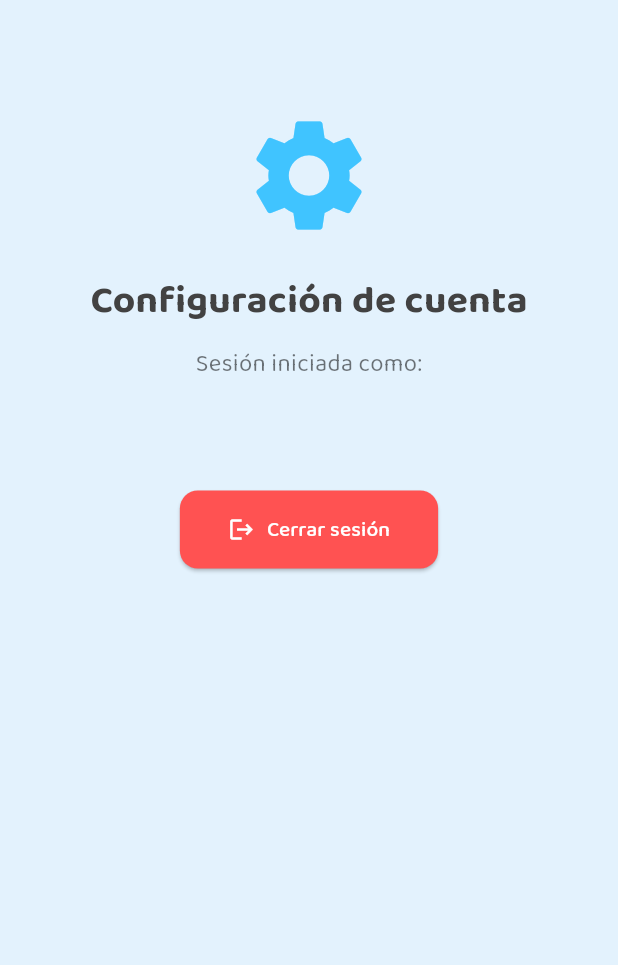
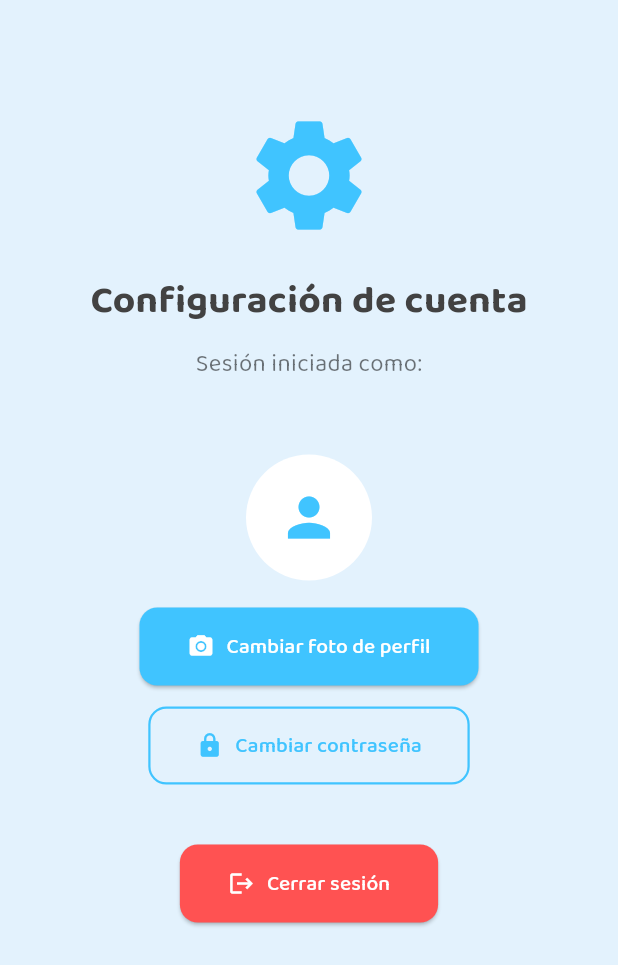
Before and after one commit to victor022002/-prende-, a Flutter app: the SettingsScreen screen opened directly, on a phone screen of 412 x 824 dp. Shown: the top 965 px of the screen. Run offline on Flutter 3.47's test engine with Material 3 defaults, Android fonts, the phone set to English and light mode, and no system bars; our stand-ins replace audioplayers, cloud_firestore, firebase_auth, firebase_core, firebase_storage, flutter_tts and 4 more; accounts and stored records are empty.

Commit message:
configuracion de usuario
se crea la instancia de cambio de contraseña y agregar foto de perfil

```diff
--- a/lib/screens/settings_screen.dart
+++ b/lib/screens/settings_screen.dart
@@ -1,37 +1,142 @@
+import 'dart:io';
+
 import 'package:flutter/material.dart';
 import 'package:firebase_auth/firebase_auth.dart';
+import 'package:image_picker/image_picker.dart';
+import 'package:path/path.dart' as p;
+import 'package:path_provider/path_provider.dart';
+
+import '../services/database_service.dart';
 import 'login_screen.dart';
+import 'change_password_screen.dart';
 
-class SettingsScreen extends StatelessWidget {
+class SettingsScreen extends StatefulWidget {
   const SettingsScreen({super.key});
 
-  Future<void> _logout(BuildContext context) async {
+  @override
+  State<SettingsScreen> createState() => _SettingsScreenState();
+}
+
+class _SettingsScreenState extends State<SettingsScreen> {
+  final FirebaseAuth _auth = FirebaseAuth.instance;
+  final ImagePicker _picker = ImagePicker();
+
+  User? _user;
+  String? _fotoUrl; // ruta local o URL remota
+  bool _busy = false;
+
+  @override
+  void initState() {
+    super.initState();
+    _user = _auth.currentUser;
+    _fotoUrl = _user?.photoURL;
+    _loadOfflineProfile();
+  }
+
+  Future<void> _loadOfflineProfile() async {
+    final user = _user;
+    if (user == null) return;
+
+    final cached = await DatabaseService.instance.getUserProfile(user.uid);
+    final cachedUrl = cached?['foto_url'] as String?;
+    if (!mounted) return;
+
+    if ((_fotoUrl == null || _fotoUrl!.isEmpty) &&
+        cachedUrl != null &&
+        cachedUrl.isNotEmpty) {
+      setState(() => _fotoUrl = cachedUrl);
+    }
+  }
+
+  Future<void> _logout() async {
     try {
-      await FirebaseAuth.instance.signOut();
-      if (context.mounted) {
+      setState(() => _busy = true);
+      await _auth.signOut();
+
+      if (!mounted) return;
       Navigator.pushAndRemoveUntil(
         context,
         MaterialPageRoute(builder: (_) => const LoginScreen()),
         (route) => false,
       );
-      }
     } catch (e) {
-      if (context.mounted) {
+      if (!mounted) return;
       ScaffoldMessenger.of(context).showSnackBar(
         SnackBar(content: Text("Error al cerrar sesión: $e")),
       );
+    } finally {
+      if (mounted) setState(() => _busy = false);
     }
   }
+
+  Future<void> _changeProfilePhoto() async {
+    final user = _auth.currentUser;
+    if (user == null) return;
+
+    try {
+      final picked = await _picker.pickImage(
+        source: ImageSource.gallery,
+        imageQuality: 85,
+        maxWidth: 1024,
+      );
+      if (picked == null) return;
+
+      setState(() => _busy = true);
+
+      final appDir = await getApplicationDocumentsDirectory();
+      final fileName = 'profile_${user.uid}${p.extension(picked.path)}';
+      final localPath = p.join(appDir.path, fileName);
+
+      await File(picked.path).copy(localPath);
+
+      await DatabaseService.instance.upsertUserProfile(
+        uid: user.uid,
+        email: user.email ?? '',
+        fotoUrl: localPath,
+      );
+
+      if (!mounted) return;
+      setState(() {
+        _fotoUrl = localPath;
+      });
+
+      ScaffoldMessenger.of(context).showSnackBar(
+        const SnackBar(content: Text("Foto de perfil actualizada")),
+      );
+    } catch (e) {
+      if (!mounted) return;
+      ScaffoldMessenger.of(context).showSnackBar(
+        SnackBar(content: Text("No se pudo actualizar la foto: $e")),
+      );
+    } finally {
+      if (mounted) setState(() => _busy = false);
+    }
+  }
+
+  Future<void> _goToChangePasswordScreen() async {
+    await Navigator.push(
+      context,
+      MaterialPageRoute(
+        builder: (_) => const ChangePasswordScreen(),
+      ),
+    );
   }
 
   @override
   Widget build(BuildContext context) {
-    final user = FirebaseAuth.instance.currentUser;
+    final user = _user;
+
+    ImageProvider? avatarImage;
+    if (_fotoUrl != null && _fotoUrl!.isNotEmpty) {
+      if (_fotoUrl!.startsWith('http')) {
+        avatarImage = NetworkImage(_fotoUrl!);
+      } else {
+        avatarImage = FileImage(File(_fotoUrl!));
+      }
+    }
 
     return Scaffold(
       backgroundColor: Colors.blue.shade50,
-
-      // 🔥 FIX: evita overflow + notch
       body: SafeArea(
         child: SingleChildScrollView(
           padding: const EdgeInsets.all(32.0),
@@ -42,12 +147,12 @@
                 mainAxisAlignment: MainAxisAlignment.center,
                 children: [
                   const SizedBox(height: 40),
-
-                  const Icon(Icons.settings,
-                      size: 90, color: Colors.lightBlueAccent),
-
+                  const Icon(
+                    Icons.settings,
+                    size: 90,
+                    color: Colors.lightBlueAccent,
+                  ),
                   const SizedBox(height: 20),
-
                   Text(
                     "Configuración de cuenta",
                     style: TextStyle(
@@ -56,34 +161,88 @@
                       color: Colors.grey.shade800,
                     ),
                   ),
-
                   const SizedBox(height: 12),
-
                   Text(
                     user != null
                         ? "Sesión iniciada como:\n${user.email}"
                         : "Usuario no identificado",
                     textAlign: TextAlign.center,
-                    style: const TextStyle(fontSize: 16, color: Colors.black54),
+                    style: const TextStyle(
+                      fontSize: 16,
+                      color: Colors.black54,
                     ),
-
-                  const SizedBox(height: 50),
-
+                  ),
+                  const SizedBox(height: 26),
+                  CircleAvatar(
+                    radius: 42,
+                    backgroundColor: Colors.white,
+                    backgroundImage: avatarImage,
+                    child: avatarImage == null
+                        ? const Icon(
+                            Icons.person,
+                            size: 42,
+                            color: Colors.lightBlueAccent,
+                          )
+                        : null,
+                  ),
+                  const SizedBox(height: 18),
+                  ElevatedButton.icon(
+                    icon: const Icon(Icons.photo_camera),
+                    label: Text(
+                      _busy ? "Procesando..." : "Cambiar foto de perfil",
+                    ),
+                    style: ElevatedButton.styleFrom(
+                      backgroundColor: Colors.lightBlueAccent,
+                      foregroundColor: Colors.white,
+                      padding: const EdgeInsets.symmetric(
+                        horizontal: 32,
+                        vertical: 16,
+                      ),
+                      shape: RoundedRectangleBorder(
+                        borderRadius: BorderRadius.circular(12),
+                      ),
+                    ),
+                    onPressed: _busy ? null : _changeProfilePhoto,
+                  ),
+                  const SizedBox(height: 14),
+                  OutlinedButton.icon(
+                    icon: const Icon(Icons.lock),
+                    label: const Text("Cambiar contraseña"),
+                    style: OutlinedButton.styleFrom(
+                      foregroundColor: Colors.lightBlueAccent,
+                      padding: const EdgeInsets.symmetric(
+                        horizontal: 32,
+                        vertical: 16,
+                      ),
+                      shape: RoundedRectangleBorder(
+                        borderRadius: BorderRadius.circular(12),
+                      ),
+                      side: const BorderSide(
+                        color: Colors.lightBlueAccent,
+                        width: 1.5,
+                      ),
+                    ),
+                    onPressed: _busy ? null : _goToChangePasswordScreen,
+                  ),
+                  const SizedBox(height: 40),
                   ElevatedButton.icon(
                     icon: const Icon(Icons.logout),
-                    label: const Text("Cerrar sesión"),
+                    label: Text(
+                      _busy ? "Cerrando sesión..." : "Cerrar sesión",
+                    ),
                     style: ElevatedButton.styleFrom(
                       backgroundColor: Colors.redAccent,
                       foregroundColor: Colors.white,
                       padding: const EdgeInsets.symmetric(
-                          horizontal: 32, vertical: 16),
+                        horizontal: 32,
+                        vertical: 16,
+                      ),
                       shape: RoundedRectangleBorder(
                         borderRadius: BorderRadius.circular(12),
                       ),
                     ),
-                    onPressed: () => _logout(context),
+                    onPressed: _busy ? null : _logout,
                   ),
-
                   const SizedBox(height: 40),
                 ],
               ),
--- a/lib/services/auth_service.dart
+++ b/lib/services/auth_service.dart
@@ -1,14 +1,12 @@
 import 'package:firebase_auth/firebase_auth.dart';
 import 'package:cloud_firestore/cloud_firestore.dart';
 
-// 👇 renombramos tu modelo local a 'LocalUser' para evitar conflicto
 import '../models/user_model.dart' as local;
 
 class AuthService {
   final FirebaseAuth _auth = FirebaseAuth.instance;
   final FirebaseFirestore _db = FirebaseFirestore.instance;
 
-  // 🔹 LOGIN
   Future<User?> login(String correo, String password) async {
     try {
       final cred = await _auth.signInWithEmailAndPassword(
@@ -22,7 +20,6 @@
     }
   }
 
-  // 🔹 REGISTRO
   Future<User?> register(local.User userData) async {
     try {
       final cred = await _auth.createUserWithEmailAndPassword(
@@ -32,7 +29,6 @@
 
       final uid = cred.user!.uid;
 
-      // 🔥 Guardar datos adicionales en Firestore
       await _db.collection('usuarios').doc(uid).set({
         'nombre_user': userData.username,
         'correo_user': userData.correo,
@@ -40,6 +36,7 @@
         'edad_user': userData.edad,
         'fecha_nac': userData.fechaNac,
         'tipo_usuario': 'estudiante',
+        'foto_url': null,
         'creado_en': FieldValue.serverTimestamp(),
       });
 
@@ -50,7 +47,6 @@
     }
   }
 
-  // 🔹 LOGOUT
   Future<void> logout() async {
     await _auth.signOut();
   }
--- a/pubspec.yaml
+++ b/pubspec.yaml
@@ -37,6 +37,10 @@
   firebase_core: ^3.4.0
   firebase_auth: ^5.7.0
   cloud_firestore: ^5.6.12
+  firebase_storage: ^12.3.6
+
+  # Imágenes / Cámara
+  image_picker: ^1.1.2
 
   # Lógica y estado
   provider: ^6.1.2
```
Also changed, not shown: lib/screens/change_password_screen.dart (added, +178 -0 lines), lib/services/database_service.dart (+55 -2 lines), lib/services/user_service.dart (added, +82 -0 lines), pubspec.lock, 8 other files. Lines whose indentation alone changed are shown as unchanged.
